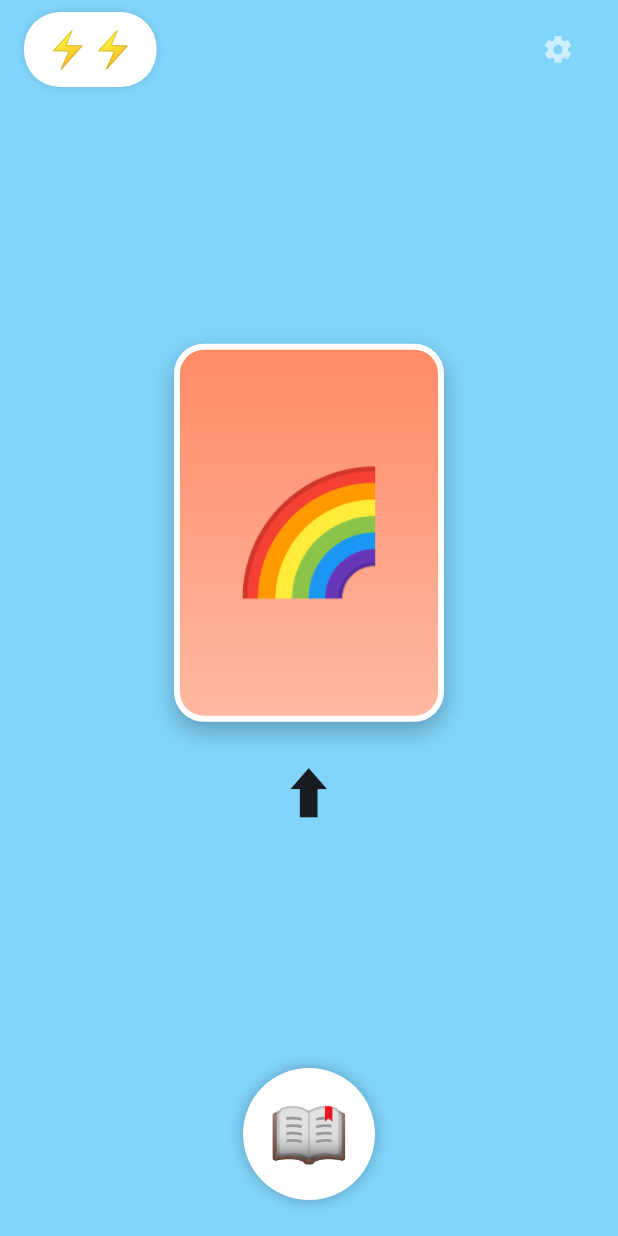
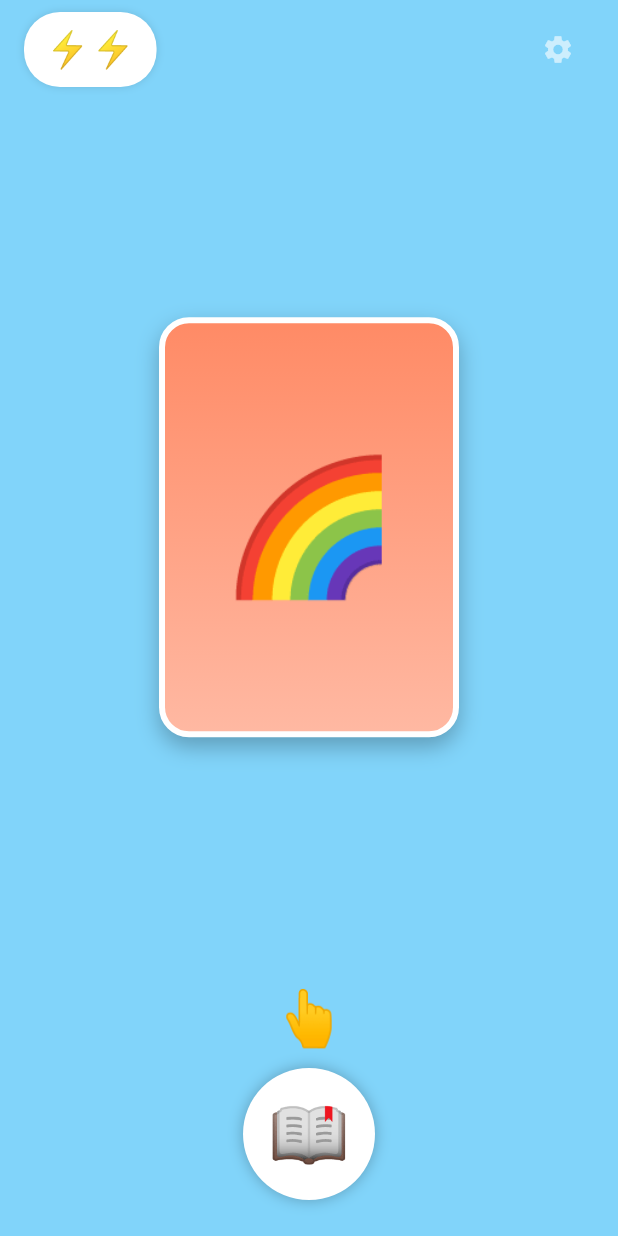
Before and after one commit to krnringo/pakatto-english, a Flutter app: the screen it shows after launch, on a phone screen of 412 x 824 dp. Run offline on Flutter 3.47's test engine with Material 3 defaults, Android fonts, the phone set to English and light mode, and no system bars; our stand-ins replace flutter_tts, shared_preferences.

Commit message:
Rework pack UX to Pokémon-Pocket style: spin carousel + stacked reveal
壁打ちの結果、開封の操作感を旧案(縦スワイプで選択・開封/3枚横並び)から
ポケポケ準拠に変更。子どもにとってスワイプで回して選ぶ→タップで開ける、が
より直感的で、カードが重なって1枚ずつ出る演出も本家に近いため。

- ホーム: 解放済みパックを回転カルーセル化。横スワイプでぐるぐる回り、中央の
  パックをタップで開封(左右のパックをタップすると中央に回ってくる)
- 開封: 3枚を重ねて出し、上の1枚をタップでめくり→もう一度タップでどかして
  次の1枚(1枚ずつオープン)。飛ばし演出付き
- PageViewはタッチに加えマウス/トラックパッドのドラッグも許可(実機はiOSの
  タッチ、Web/デスクトップでの操作・検証のため)
- spec(01-core-loop.md)の開封演出の決定事項・画面仕様・検証基準を更新

Co-Authored-By: Claude Fable 5 <noreply@anthropic.com>
Claude-Session: https://claude.ai/code/session_015BUrRWGjnbtyPy1XQRNq8N

```diff
--- a/lib/screens/home_screen.dart
+++ b/lib/screens/home_screen.dart
@@ -1,5 +1,4 @@
-import 'dart:math';
-
+import 'package:flutter/gestures.dart';
 import 'package:flutter/material.dart';
 import 'package:provider/provider.dart';
 
@@ -10,7 +9,8 @@ import 'collection_screen.dart';
 import 'pack_opening_screen.dart';
 import 'parent_screen.dart';
 
-/// ホーム=パック選択画面。解放済みパックが浮遊し、縦スワイプで開封する。
+/// ホーム=パック選択画面。解放済みパックがカルーセルで並び、横スワイプで
+/// ぐるぐる回転して選び、中央のパックをタップで開封する(ポケポケ準拠)。
 class HomeScreen extends StatefulWidget {
   const HomeScreen({super.key});
 
@@ -18,25 +18,8 @@ class HomeScreen extends StatefulWidget {
   State<HomeScreen> createState() => _HomeScreenState();
 }
 
-class _HomeScreenState extends State<HomeScreen>
-    with SingleTickerProviderStateMixin {
-  late final AnimationController _floatController;
+class _HomeScreenState extends State<HomeScreen> {
   bool _opening = false;
-
-  @override
-  void initState() {
-    super.initState();
-    _floatController = AnimationController(
-      vsync: this,
-      duration: const Duration(seconds: 2),
-    )..repeat(reverse: true);
-  }
-
-  @override
-  void dispose() {
-    _floatController.dispose();
-    super.dispose();
-  }
 
   Future<void> _tryOpen(Pack pack) async {
     final state = context.read<GameState>();
@@ -93,8 +76,7 @@ class _HomeScreenState extends State<HomeScreen>
   @override
   Widget build(BuildContext context) {
     final state = context.watch<GameState>();
-    final unlockedPacks =
-        allPacks.where((p) => state.isUnlocked(p)).toList();
+    final unlockedPacks = allPacks.where((p) => state.isUnlocked(p)).toList();
     final canOpen = state.canOpen;
 
     return Scaffold(
@@ -120,17 +102,11 @@ class _HomeScreenState extends State<HomeScreen>
               ),
             ),
             Expanded(
-              child: PageView(
-                children: [
-                  for (final pack in unlockedPacks)
-                    _FloatingPack(
-                      pack: pack,
+              child: _PackCarousel(
+                packs: unlockedPacks,
                 enabled: canOpen,
-                      floatAnimation: _floatController,
-                      onSwiped: () => _tryOpen(pack),
-                      onDisabledTap: _showRecoverySheet,
-                    ),
-                ],
+                onOpen: _tryOpen,
+                onDisabled: _showRecoverySheet,
               ),
             ),
             Padding(
@@ -187,86 +163,173 @@ class _StaminaChip extends StatelessWidget {
   }
 }
 
-/// 浮遊するパック。縦スワイプで開封、スタミナ0ならグレーアウト。
-class _FloatingPack extends StatelessWidget {
-  const _FloatingPack({
-    required this.pack,
+/// パックのカルーセル。横スワイプで各パックがY軸回転しながら回り(ぐるぐる)、
+/// 中央のパックをタップで開封。左右のパックをタップすると中央に回ってくる。
+class _PackCarousel extends StatefulWidget {
+  const _PackCarousel({
+    required this.packs,
     required this.enabled,
-    required this.floatAnimation,
-    required this.onSwiped,
-    required this.onDisabledTap,
+    required this.onOpen,
+    required this.onDisabled,
   });
+
+  final List<Pack> packs;
+  final bool enabled;
+  final void Function(Pack) onOpen;
+  final VoidCallback onDisabled;
+
+  @override
+  State<_PackCarousel> createState() => _PackCarouselState();
+}
+
+class _PackCarouselState extends State<_PackCarousel> {
+  late final PageController _controller;
+  int _current = 0;
+
+  @override
+  void initState() {
+    super.initState();
+    _controller = PageController(viewportFraction: 0.62);
+  }
+
+  @override
+  void dispose() {
+    _controller.dispose();
+    super.dispose();
+  }
+
+  /// このindexのページの中心からのずれ(0=中央、±1=隣)。
+  double _deltaFor(int index) {
+    if (_controller.hasClients && _controller.position.haveDimensions) {
+      return (_controller.page ?? _current.toDouble()) - index;
+    }
+    return (_current - index).toDouble();
+  }
+
+  @override
+  Widget build(BuildContext context) {
+    return Column(
+      children: [
+        Expanded(
+          child: ScrollConfiguration(
+            // タッチ(iOS)に加え、マウス/トラックパッドのドラッグでも回せるように
+            // する(flutter run -d chrome やデスクトップでの操作・検証のため)。
+            behavior: const _DragEverywhereScrollBehavior(),
+            child: PageView.builder(
+            controller: _controller,
+            onPageChanged: (i) => setState(() => _current = i),
+            itemCount: widget.packs.length,
+            itemBuilder: (context, index) {
+              return AnimatedBuilder(
+                animation: _controller,
+                builder: (context, child) {
+                  final delta = _deltaFor(index);
+                  final isCenter = delta.abs() < 0.5;
+                  // 回転(ぐるぐる)+ 中央以外は少し縮小して奥行きを出す
+                  final rotation = delta * 0.5;
+                  final scale = (1 - delta.abs() * 0.18).clamp(0.72, 1.0);
+                  return Center(
+                    child: Transform(
+                      alignment: Alignment.center,
+                      transform: Matrix4.identity()
+                        ..setEntry(3, 2, 0.0015)
+                        ..rotateY(rotation)
+                        ..scaleByDouble(scale, scale, scale, 1),
+                      child: GestureDetector(
+                        onTap: () {
+                          if (!widget.enabled) {
+                            widget.onDisabled();
+                            return;
+                          }
+                          if (isCenter) {
+                            widget.onOpen(widget.packs[index]);
+                          } else {
+                            _controller.animateToPage(
+                              index,
+                              duration: const Duration(milliseconds: 400),
+                              curve: Curves.easeOut,
+                            );
+                          }
+                        },
+                        child: _PackCard(
+                          pack: widget.packs[index],
+                          enabled: widget.enabled,
+                        ),
+                      ),
+                    ),
+                  );
+                },
+              );
+            },
+          ),
+          ),
+        ),
+        const SizedBox(height: 16),
+        // 操作ヒント: 開封可=タップ(👆)、スタミナ0=グレーアウトの💤
+        if (widget.enabled)
+          const Text('👆', style: TextStyle(fontSize: 36))
+        else
+          const Text('💤', style: TextStyle(fontSize: 36)),
+        const SizedBox(height: 8),
+        if (widget.packs.length > 1)
+          Text('👈 🔄 👉',
+              style: TextStyle(
+                  fontSize: 20, color: Colors.white.withValues(alpha: 0.8))),
+      ],
+    );
+  }
+}
+
+/// タッチに加えてマウス・トラックパッドのドラッグでもスクロールを許可する。
+class _DragEverywhereScrollBehavior extends MaterialScrollBehavior {
+  const _DragEverywhereScrollBehavior();
+
+  @override
+  Set<PointerDeviceKind> get dragDevices => {
+        PointerDeviceKind.touch,
+        PointerDeviceKind.mouse,
+        PointerDeviceKind.trackpad,
+        PointerDeviceKind.stylus,
+      };
+}
+
+/// カルーセル内の1パックの見た目。スタミナ0のときはグレーアウト。
+class _PackCard extends StatelessWidget {
+  const _PackCard({required this.pack, required this.enabled});
 
   final Pack pack;
   final bool enabled;
-  final Animation<double> floatAnimation;
-  final VoidCallback onSwiped;
-  final VoidCallback onDisabledTap;
 
   @override
   Widget build(BuildContext context) {
-    return GestureDetector(
-      onTap: enabled ? null : onDisabledTap,
-      onVerticalDragEnd: (details) {
-        if (!enabled) {
-          onDisabledTap();
-          return;
-        }
-        final velocity = details.primaryVelocity ?? 0;
-        if (velocity.abs() > 250) onSwiped();
-      },
-      child: Column(
-        mainAxisAlignment: MainAxisAlignment.center,
-        children: [
-          AnimatedBuilder(
-            animation: floatAnimation,
-            builder: (context, child) {
-              final dy = sin(floatAnimation.value * pi) * 12;
-              return Transform.translate(offset: Offset(0, dy), child: child);
-            },
-            child: ColorFiltered(
-              colorFilter: enabled
-                  ? const ColorFilter.mode(Colors.transparent, BlendMode.dst)
-                  : const ColorFilter.matrix(<double>[
-                      0.2126, 0.7152, 0.0722, 0, 0, //
-                      0.2126, 0.7152, 0.0722, 0, 0, //
-                      0.2126, 0.7152, 0.0722, 0, 0, //
-                      0, 0, 0, 1, 0,
-                    ]),
-              child: Container(
-                width: 180,
-                height: 252,
+    final card = Container(
+      width: 200,
+      height: 280,
       decoration: BoxDecoration(
         gradient: LinearGradient(
-                    colors: [
-                      pack.color,
-                      Color.lerp(pack.color, Colors.white, 0.4)!,
-                    ],
+          colors: [pack.color, Color.lerp(pack.color, Colors.white, 0.4)!],
           begin: Alignment.topCenter,
           end: Alignment.bottomCenter,
         ),
         borderRadius: BorderRadius.circular(20),
         border: Border.all(color: Colors.white, width: 4),
         boxShadow: const [
-                    BoxShadow(
-                        color: Colors.black26,
-                        blurRadius: 12,
-                        offset: Offset(0, 6)),
+          BoxShadow(color: Colors.black26, blurRadius: 12, offset: Offset(0, 6)),
         ],
       ),
       child: Center(
-                  child: Text(pack.emoji, style: const TextStyle(fontSize: 80)),
+        child: Text(pack.emoji, style: const TextStyle(fontSize: 88)),
       ),
-              ),
-            ),
-          ),
-          const SizedBox(height: 24),
-          if (enabled)
-            const Text('⬆️', style: TextStyle(fontSize: 36))
-          else
-            const Text('💤', style: TextStyle(fontSize: 36)),
-        ],
-      ),
+    );
+    if (enabled) return card;
+    return ColorFiltered(
+      colorFilter: const ColorFilter.matrix(<double>[
+        0.2126, 0.7152, 0.0722, 0, 0, //
+        0.2126, 0.7152, 0.0722, 0, 0, //
+        0.2126, 0.7152, 0.0722, 0, 0, //
+        0, 0, 0, 1, 0,
+      ]),
+      child: card,
     );
   }
 }
```
Also changed, not shown: lib/screens/pack_opening_screen.dart (+128 -62 lines), 2 other files. Lines whose indentation alone changed are shown as unchanged.
